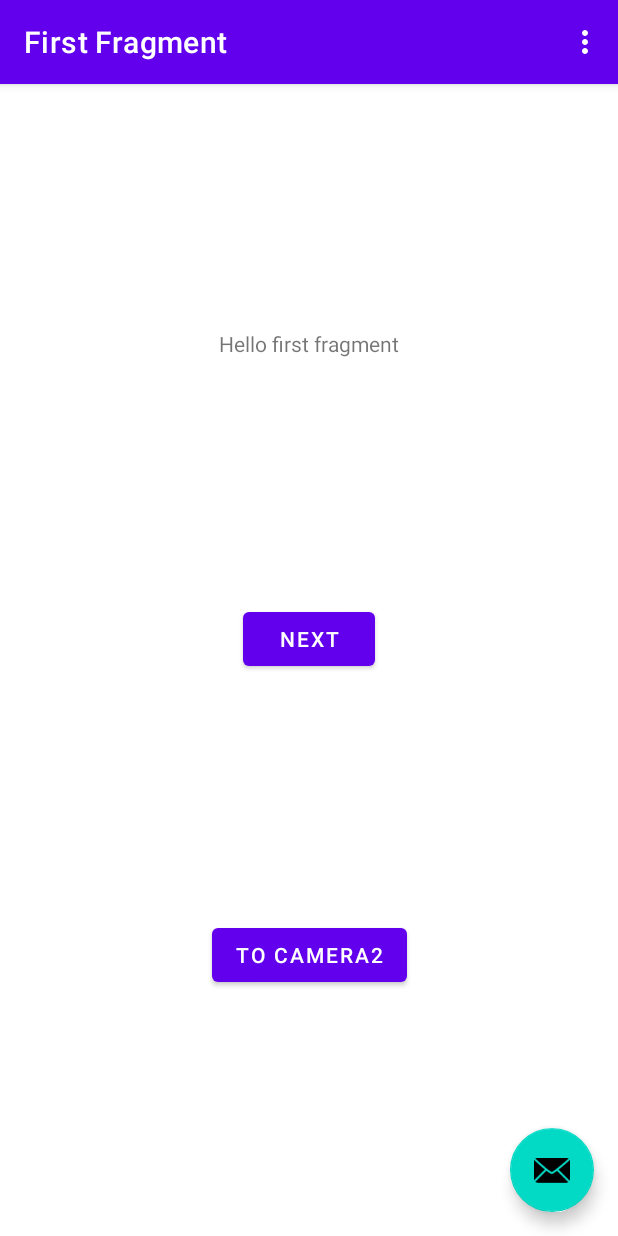
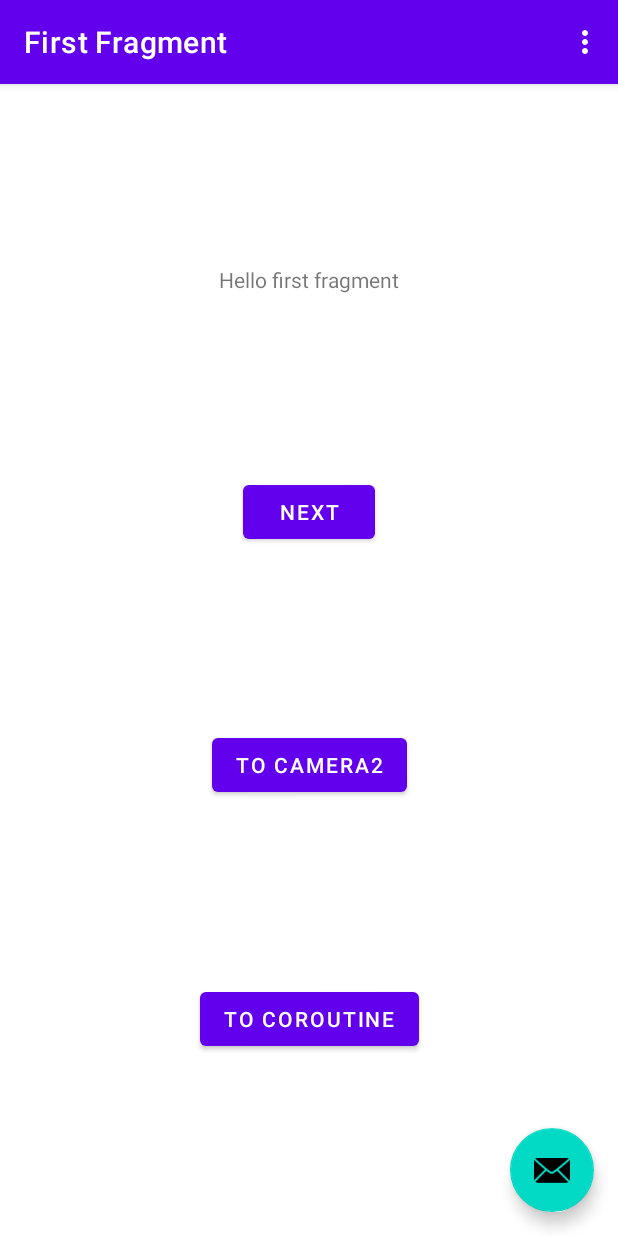
Before and after one commit to suke-shun-kato/experiment_android, an Android app: the screen it shows after launch (MainActivity), on a phone screen of 412 x 824 dp. Run offline under Robolectric (Android 15) with nearby library versions, the phone set to English and light mode, and no system bars; our stand-ins replace navigation-ui.

Commit message:
コルーチン用のページを作成

```diff
--- a/app/src/main/AndroidManifest.xml
+++ b/app/src/main/AndroidManifest.xml
@@ -3,6 +3,7 @@
     xmlns:tools="http://schemas.android.com/tools">
 
     <uses-permission android:name="android.permission.CAMERA" />
+
     <application
         android:allowBackup="true"
         android:dataExtractionRules="@xml/data_extraction_rules"
@@ -12,6 +13,9 @@
         android:supportsRtl="true"
         android:theme="@style/Theme.Experiment_android"
         tools:targetApi="31">
+        <activity
+            android:name=".coroutene.CoroutineTestActivity"
+            android:exported="false" />
         <activity
             android:name=".Camera2Activity"
             android:exported="false"
--- a/app/src/main/java/xyz/goodistory/xxperiment_android/FirstFragment.kt
+++ b/app/src/main/java/xyz/goodistory/xxperiment_android/FirstFragment.kt
@@ -7,6 +7,7 @@ import android.view.LayoutInflater
 import android.view.View
 import android.view.ViewGroup
 import androidx.navigation.fragment.findNavController
+import xyz.goodistory.xxperiment_android.coroutene.CoroutineTestActivity
 import xyz.goodistory.xxperiment_android.databinding.FragmentFirstBinding
 
 /**
@@ -41,6 +42,11 @@ class FirstFragment : Fragment() {
         binding.buttonCamera2.setOnClickListener {
             startActivity(Intent(context, Camera2Activity::class.java))
         }
+
+
+        binding.buttonCoroutineTest.setOnClickListener {
+            startActivity(Intent(context, CoroutineTestActivity::class.java))
+        }
     }
 
     override fun onDestroyView() {
--- a/app/src/main/res/layout/fragment_first.xml
+++ b/app/src/main/res/layout/fragment_first.xml
@@ -31,9 +31,19 @@
         android:layout_width="wrap_content"
         android:layout_height="wrap_content"
         android:text="@string/camera2"
-        app:layout_constraintBottom_toBottomOf="parent"
+        app:layout_constraintBottom_toTopOf="@id/button_coroutine_test"
         app:layout_constraintEnd_toEndOf="parent"
         app:layout_constraintStart_toStartOf="parent"
         app:layout_constraintTop_toBottomOf="@id/button_first" />
 
+    <Button
+        android:id="@+id/button_coroutine_test"
+        android:layout_width="wrap_content"
+        android:layout_height="wrap_content"
+        android:text="@string/to_coroutine"
+        app:layout_constraintBottom_toBottomOf="parent"
+        app:layout_constraintEnd_toEndOf="parent"
+        app:layout_constraintStart_toStartOf="parent"
+        app:layout_constraintTop_toBottomOf="@id/button_camera2" />
+
 </androidx.constraintlayout.widget.ConstraintLayout>
--- a/app/src/main/res/values/strings.xml
+++ b/app/src/main/res/values/strings.xml
@@ -6,6 +6,7 @@
     <string name="second_fragment_label">Second Fragment</string>
     <string name="next">Next</string>
     <string name="camera2">To Camera2</string>
+    <string name="to_coroutine">To Coroutine</string>
     <string name="previous">Previous</string>
 
     <string name="hello_first_fragment">Hello first fragment</string>
```
Also changed, not shown: app/src/main/java/xyz/goodistory/xxperiment_android/coroutene/CoroutineTestActivity.kt (added, +13 -0 lines), app/src/main/res/layout/activity_coroutine_test.xml (added, +18 -0 lines).
